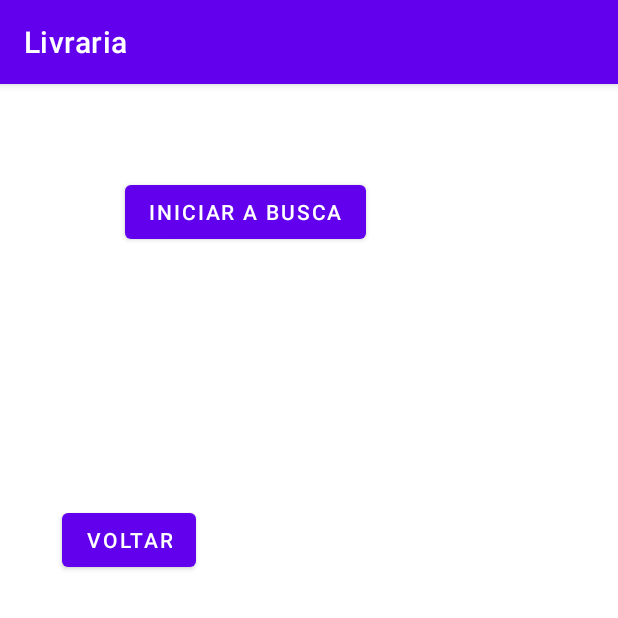
After one commit to 00K7/Livraria1, an Android app: the gps screen opened directly, with no data from a screen before it, on a phone screen of 412 x 824 dp, the top half of it. The commit adds this screen. Run offline under Robolectric (Android 15) with nearby library versions, the phone set to English and light mode, and no system bars.

Commit message:
Update strings.xml

```diff
--- a/app/src/main/AndroidManifest.xml
+++ b/app/src/main/AndroidManifest.xml
@@ -4,7 +4,6 @@
 
     <uses-permission android:name="android.permission.ACCESS_FINE_LOCATION" />
     <uses-permission android:name="android.permission.ACCESS_COARSE_LOCATION_LOCATION" />
-    <uses-permission android:name="android.permission.ACCESS_INTERNET" />
 
     <application
         android:allowBackup="true"
@@ -14,6 +13,9 @@
         android:supportsRtl="true"
         android:theme="@style/Theme.Livraria"
         android:usesCleartextTraffic="true">
+        <activity
+            android:name=".gps"
+            android:exported="true" />
         <activity
             android:name=".salvar"
             android:exported="true" />
--- /dev/null
+++ b/app/src/main/java/com/example/livraria/gps.java
@@ -0,0 +1,326 @@
+package com.example.livraria;
+
+import androidx.annotation.NonNull;
+import androidx.appcompat.app.AppCompatActivity;
+import androidx.core.app.ActivityCompat;
+
+import android.Manifest;
+import android.animation.AnimatorSet;
+import android.content.Context;
+import android.content.Intent;
+import android.content.SharedPreferences;
+import android.content.pm.PackageManager;
+import android.graphics.Color;
+import android.hardware.Sensor;
+import android.hardware.SensorEvent;
+import android.hardware.SensorEventListener;
+import android.hardware.SensorManager;
+import android.os.Bundle;
+import android.util.Log;
+import android.view.View;
+import android.widget.Button;
+import android.widget.ImageView;
+import android.widget.RelativeLayout;
+import android.widget.TextView;
+import android.widget.Toast;
+
+import com.google.android.gms.location.FusedLocationProviderClient;
+import com.google.android.gms.location.LocationCallback;
+import com.google.android.gms.location.LocationRequest;
+import com.google.android.gms.location.LocationResult;
+import com.google.android.gms.location.LocationServices;
+
+import java.util.List;
+
+public class gps extends AppCompatActivity implements SensorEventListener, FetchAddressTask.OnTaskCompleted {
+    // Arquivo shared preferences
+    public static final String PREFERENCIAS_NAME = "com.example.android.localizacao";
+    private static final String TRACKING_LOCATION_KEY = "tracking_location";
+    // Constantes
+    private static final int REQUEST_LOCATION_PERMISSION = 1;
+    private static final String LATITUDE_KEY = "latitude";
+    private static final String LONGITUDE_KEY = "longitude";
+    private static final String LASTDATE_KEY = "data";
+
+    // Views
+    private Button mLocationButton;
+    private TextView mLocationTextView, mAcelerometerTextView;
+    private ImageView mAndroidImageView;
+    private static final String LASTADRESS_KEY = "adress";
+    private FusedLocationProviderClient mFusedLocationClient;
+    private LocationCallback mLocationCallback;
+    // private Location location;
+    // classes Location
+    private boolean mTrackingLocation;
+
+    //Acelerometro
+
+    private SensorManager sensorManager;
+    // Animação
+    private AnimatorSet mRotateAnim;
+    private float bestOfX = 0, bestOfY = 0, bestOfZ = 0;
+    // Sensor que será utilizado
+    private Sensor acelerometro;
+    // Shared preferences
+    private SharedPreferences mPreferences;
+    private String lastLatitude = "";
+    private String lastLongitude = "";
+    private String lastAdress = "";
+    SensorManager sm;
+    SensorEventListener listener;
+    Sensor light;
+    RelativeLayout tela8;
+    @Override
+    protected void onCreate(Bundle savedInstanceState) {
+        super.onCreate(savedInstanceState);
+        setContentView(R.layout.activity_gps);
+
+        tela8 = (RelativeLayout) findViewById(R.id.tela8);
+        sm = (SensorManager) getSystemService(SENSOR_SERVICE);
+        light = sm.getDefaultSensor(Sensor.TYPE_LIGHT);
+
+        listener = new SensorEventListener() {
+
+            @Override
+            public void onAccuracyChanged(Sensor sensor, int accuracy) {
+
+            }
+
+            @Override
+            public void onSensorChanged(SensorEvent event) {
+
+                int grayShade = (int) event.values[0];
+                if (grayShade > 255) grayShade = 255;
+
+                tela8.setBackgroundColor(Color.rgb(grayShade, grayShade, grayShade));
+            }
+        };
+
+        sm.registerListener(listener, light, SensorManager.SENSOR_DELAY_FASTEST);
+
+        mLocationButton = (Button) findViewById(R.id.btnfind);
+        mLocationTextView = (TextView) findViewById(R.id.txtlocation);
+        mAndroidImageView = (ImageView) findViewById(R.id.imageview_android);
+
+
+        // Inicializa FusedLocationClient.
+        mFusedLocationClient = LocationServices.getFusedLocationProviderClient(
+                this);
+
+
+        // Recupera o estado da aplicação quando é recriado
+        if (savedInstanceState != null) {
+            mTrackingLocation = savedInstanceState.getBoolean(
+                    TRACKING_LOCATION_KEY);
+        }
+
+        // Listener do botão de localização.
+        mLocationButton.setOnClickListener(new View.OnClickListener() {
+            /**
+             * Toggle the tracking state.
+             * @param v The track location button.
+             */
+            @Override
+            public void onClick(View v) {
+                if (!mTrackingLocation) {
+                    startTrackingLocation();
+                } else {
+                    stopTrackingLocation();
+                }
+            }
+        });
+
+        // Inicializa os callbacks da locations.
+        mLocationCallback = new LocationCallback() {
+            /**
+             * This is the callback that is triggered when the
+             * FusedLocationClient updates your location.
+             * @param locationResult The result containing the device location.
+             */
+            @Override
+            public void onLocationResult(LocationResult locationResult) {
+                // If tracking is turned on, reverse geocode into an address
+                if (mTrackingLocation) {
+                    new FetchAddressTask(gps.this, gps.this)
+                            .execute(locationResult.getLastLocation());
+                }
+            }
+        };
+
+        //recupera o sensor default e chama o meto de listagem de sensores
+        sensorManager = (SensorManager) getSystemService(Context.SENSOR_SERVICE);
+        acelerometro = sensorManager.getDefaultSensor(Sensor.TYPE_ACCELEROMETER);
+
+        sensorManager.registerListener((SensorEventListener) this, acelerometro, SensorManager.SENSOR_DELAY_NORMAL);
+
+        listSensors();
+
+        //inicializa as preferências do usuário
+        mPreferences = getSharedPreferences(PREFERENCIAS_NAME, MODE_PRIVATE);
+        //recupera as preferencias
+        recuperar();
+
+        Button btnVoltar8 = (Button) findViewById(R.id.btnVoltar8);
+        btnVoltar8.setOnClickListener(new View.OnClickListener() {
+
+            @Override
+            public void onClick(View v) {
+                Intent it0 = new Intent(getApplicationContext(), MainActivity.class);
+                startActivity(it0);
+            }
+        });
+
+    }
+
+    private void startTrackingLocation() {
+        if (ActivityCompat.checkSelfPermission(this,
+                Manifest.permission.ACCESS_FINE_LOCATION)
+                != PackageManager.PERMISSION_GRANTED) {
+            ActivityCompat.requestPermissions(this, new String[]
+                            {Manifest.permission.ACCESS_FINE_LOCATION},
+                    REQUEST_LOCATION_PERMISSION);
+        } else {
+            mTrackingLocation = true;
+            mFusedLocationClient.requestLocationUpdates
+                    (getLocationRequest(),
+                            mLocationCallback,
+                            null /* Looper */);
+
+            // Set a loading text while you wait for the address to be
+            // returned
+            mLocationTextView.setText(getString(R.string.address_text,
+                    getString(R.string.loading), null, null,
+                    System.currentTimeMillis()));
+            mLocationButton.setText(R.string.stop_tracking_location);
+            mRotateAnim.start();
+        }
+    }
+
+    private LocationRequest getLocationRequest() {
+        LocationRequest locationRequest = new LocationRequest();
+        locationRequest.setInterval(10000);
+        locationRequest.setFastestInterval(5000);
+        locationRequest.setPriority(LocationRequest.PRIORITY_HIGH_ACCURACY);
+        return locationRequest;
+    }
+
+    private void stopTrackingLocation() {
+        if (mTrackingLocation) {
+            mTrackingLocation = false;
+            mLocationButton.setText(R.string.start_tracking_location);
+            mLocationTextView.setText(R.string.textview_hint);
+            mRotateAnim.end();
+        }
+    }
+
+    @Override
+    protected void onSaveInstanceState(Bundle outState) {
+        outState.putBoolean(TRACKING_LOCATION_KEY, mTrackingLocation);
+        super.onSaveInstanceState(outState);
+    }
+
+    @Override
+    public void onRequestPermissionsResult(int requestCode,
+                                           @NonNull String[] permissions,
+                                           @NonNull int[] grantResults) {
+        switch (requestCode) {
+            case REQUEST_LOCATION_PERMISSION:
+                // Permissão garantida
+                if (grantResults.length > 0
+                        && grantResults[0]
+                        == PackageManager.PERMISSION_GRANTED) {
+                    startTrackingLocation();
+                } else {
+                    Toast.makeText(this,
+                            R.string.location_permission_denied,
+                            Toast.LENGTH_SHORT).show();
+                }
+                break;
+        }
+    }
+
+    @Override
+    public void onTaskCompleted(String[] result) {
+        if (mTrackingLocation) {
+            // Update the UI
+            lastLatitude = result[1];
+            lastLongitude = result[2];
+            lastAdress = result[0];
+            mLocationTextView.setText(getString(R.string.address_text,
+                    lastAdress, lastLatitude, lastLongitude, System.currentTimeMillis()));
+        }
+    }
+
+    public void listSensors() {
+        List<Sensor> deviceSensors = sensorManager.getSensorList(Sensor.TYPE_ALL);
+        for (Sensor s : deviceSensors) {
+            Log.d("Sensors: ", s.getName());
+        }
+    }
+    @Override
+    public void onSensorChanged(SensorEvent event) {
+
+
+    }
+
+    @Override
+    public void onAccuracyChanged(Sensor sensor, int accuracy) {
+        // do something
+    }
+
+    //sobrescreve os métodos referentes aos sensores
+    @Override
+    protected void onPause() {
+        if (mTrackingLocation) {
+            stopTrackingLocation();
+            mTrackingLocation = true;
+            armazenar(lastLatitude, lastLongitude, lastAdress);
+        }
+//remove o listener ao pausar
+        sensorManager.unregisterListener((SensorEventListener) this);
+        super.onPause();
+    }
+
+    @Override
+    protected void onResume() {
+        if (mTrackingLocation) {
+            startTrackingLocation();
+
+        }
+        recuperar();
+        super.onResume();
+//registra o sensor no onresume
+
+    }
+
+    //Armazena as preferencias do usuário
+    //na aplicação será armazenada a última localicação
+
+    private void armazenar(String latitude, String longitude, String lastAdress) {
+        SharedPreferences.Editor preferencesEditor = mPreferences.edit();
+        preferencesEditor.putString(LATITUDE_KEY, latitude);
+        preferencesEditor.putString(LONGITUDE_KEY, longitude);
+        preferencesEditor.putLong(LASTDATE_KEY, System.currentTimeMillis());
+        preferencesEditor.putString(LASTADRESS_KEY, lastAdress);
+        preferencesEditor.apply();
+    }
+
+    private void recuperar() {
+
+
+        lastLatitude = mPreferences.getString(LATITUDE_KEY, "");
+        lastLongitude = mPreferences.getString(LONGITUDE_KEY, "");
+        long time = mPreferences.getLong(LASTDATE_KEY, 0);
+        lastAdress = mPreferences.getString(LASTADRESS_KEY, "");
+        Toast.makeText(this,
+                getString(R.string.address_text,
+                        lastAdress, lastLatitude, lastLongitude, time),
+                Toast.LENGTH_SHORT).show();
+
+    }
+
+    @Override
+    public void onPointerCaptureChanged(boolean hasCapture) {
+
+    }
+}
--- /dev/null
+++ b/app/src/main/res/layout/activity_gps.xml
@@ -0,0 +1,53 @@
+<?xml version="1.0" encoding="utf-8"?>
+<RelativeLayout xmlns:android="http://schemas.android.com/apk/res/android"
+    xmlns:app="http://schemas.android.com/apk/res-auto"
+    xmlns:tools="http://schemas.android.com/tools"
+    android:id="@+id/tela8"
+    android:layout_width="match_parent"
+    android:layout_height="match_parent"
+    tools:context=".gps">
+
+
+    <Button
+        android:id="@+id/btnfind"
+        android:layout_width="wrap_content"
+        android:layout_height="wrap_content"
+        android:layout_marginStart="83dp"
+        android:layout_marginLeft="83dp"
+        android:layout_marginTop="61dp"
+        android:text="@string/start_tracking_location"
+        app:layout_constraintStart_toStartOf="parent"
+        app:layout_constraintTop_toTopOf="parent" />
+
+    <TextView
+        android:id="@+id/txtlocation"
+        android:layout_width="wrap_content"
+        android:layout_height="wrap_content"
+        android:layout_marginStart="43dp"
+        android:layout_marginLeft="43dp"
+        android:layout_marginTop="150dp"
+        android:textColor="@color/white"
+        android:text="@string/textview_hint"
+        app:layout_constraintStart_toStartOf="parent"
+        app:layout_constraintTop_toBottomOf="@+id/btnfind" />
+
+    <ImageView
+        android:id="@+id/imageview_android"
+        android:layout_width="0dp"
+        android:layout_height="0dp"
+        android:layout_marginTop="309dp"
+        android:layout_marginEnd="280dp"
+        android:layout_marginRight="280dp"
+        app:layout_constraintEnd_toEndOf="parent"
+        app:layout_constraintTop_toTopOf="parent"
+        app:srcCompat="@drawable/android_plain" />
+
+    <Button
+        android:id="@+id/btnVoltar8"
+        android:layout_width="wrap_content"
+        android:layout_height="wrap_content"
+        android:layout_marginStart="41dp"
+        android:layout_marginTop="280dp"
+        android:text="@string/voltar"
+        android:layout_marginLeft="41dp" />
+</RelativeLayout>
--- a/app/src/main/res/layout/activity_main.xml
+++ b/app/src/main/res/layout/activity_main.xml
@@ -162,7 +162,7 @@
         app:layout_constraintStart_toStartOf="parent" />
 
     <Button
-        android:id="@+id/btnlocation"
+        android:id="@+id/btnloc"
         android:layout_width="wrap_content"
         android:layout_height="wrap_content"
         android:layout_marginStart="24dp"
--- a/app/src/main/res/values/dimens.xml
+++ b/app/src/main/res/values/dimens.xml
@@ -1,3 +1,4 @@
 <resources>
     <dimen name="fab_margin">16dp</dimen>
+    <dimen name="margin" />
 </resources>
--- a/app/src/main/res/values/strings.xml
+++ b/app/src/main/res/values/strings.xml
@@ -72,6 +72,22 @@
     <string name="livros">livros</string>
     <string name="editoras">Editoras</string>
     <string name="livro_s">Livro(s)</string>
+    <string name="android_image" />
+    <string name="get_location">Obter Localização</string>
+    <string name="textview_hint">Clique no botão para iniciar
+    </string>
+    <string name="location_permission_denied">Permissão negada, autorize a aplicação
+    </string>
+    <string name="address_text">"Endereço: %1$s  \n Latitude: %2$s \n Longitude: %3$s \n Timestamp: %4$tr"</string>
+    <string name="acelerometro_text">"x: %1$f  \n y: %2$f \n z: %3$f \n Timestamp: %4$tr"</string>
+
+    <string name="no_location">Localização Indisponível</string>
+    <string name="no_address_found">Endereço não disponível</string>
+    <string name="loading">Carregando…</string>
+    <string name="service_not_available">Serviço Indisponível</string>
+    <string name="invalid_lat_long_used">Coordenadas Inválidas</string>
+    <string name="start_tracking_location">Iniciar a Busca</string>
+    <string name="stop_tracking_location">Parar a Busca</string>
 
 
 </resources>
```
Also changed, not shown: app/src/main/java/com/example/livraria/MainActivity.java (+10 -3 lines).
